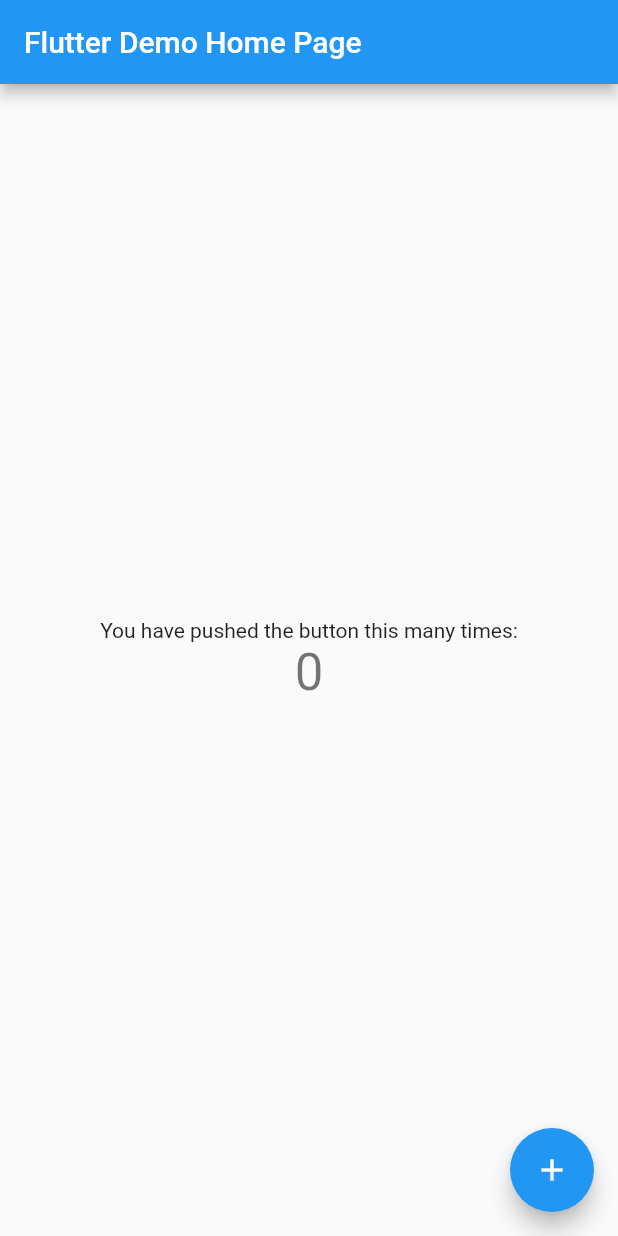
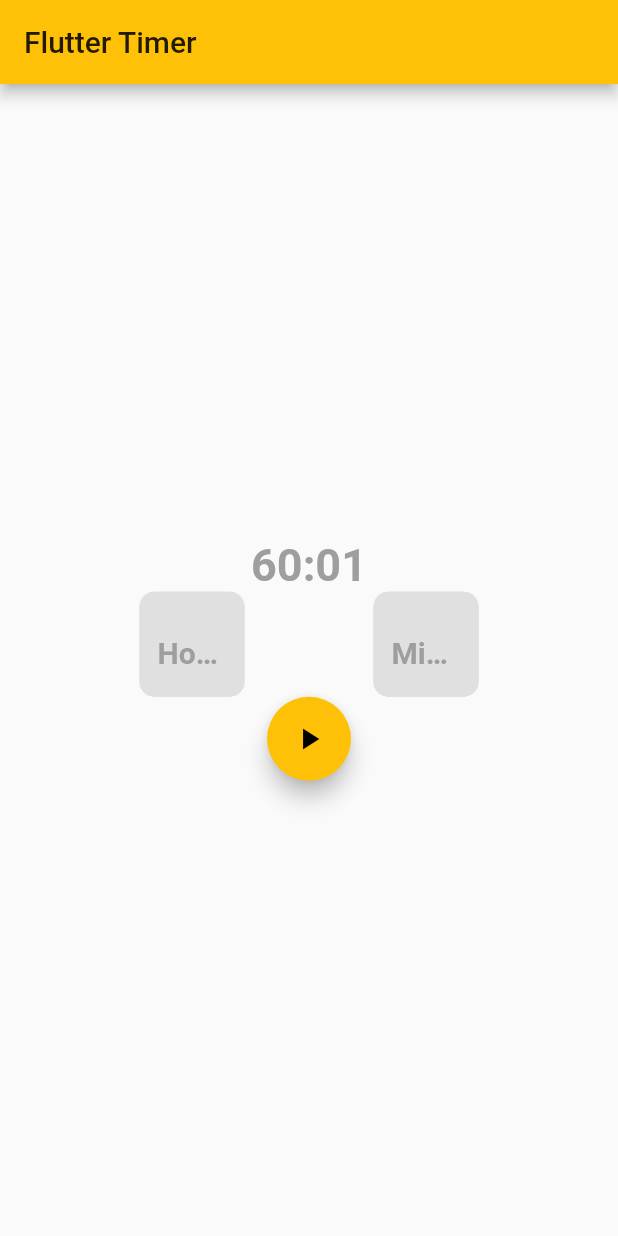
Before and after one commit to Looper101/Timer_App, a Flutter app: the screen it shows after launch, on a phone screen of 412 x 824 dp. Run offline on Flutter 3.47's test engine with Material 2 defaults, Android fonts, the phone set to English and light mode, and no system bars; our stand-ins replace bloc, equatable, flutter_bloc.

Commit message:
normal fixed counter done

```diff
--- a/lib/bloc/timer_bloc.dart
+++ b/lib/bloc/timer_bloc.dart
@@ -3,17 +3,84 @@ import 'dart:async';
 import 'package:bloc/bloc.dart';
 import 'package:equatable/equatable.dart';
 import 'package:meta/meta.dart';
+import 'package:timer/ticker.dart';
 
 part 'timer_event.dart';
 part 'timer_state.dart';
 
 class TimerBloc extends Bloc<TimerEvent, TimerState> {
-  TimerBloc() : super(TimerInitial());
+//depend on the ticker class we created to generate stream<int>
+  final Ticker _ticker;
+  static final int _duration = 60;
+
+  StreamSubscription<int> _tickerSubscription;
+
+  TimerBloc({@required Ticker ticker})
+      : assert(ticker != null),
+        _ticker = ticker,
+        super(TimerInitial(duration: _duration));
 
   @override
   Stream<TimerState> mapEventToState(
     TimerEvent event,
   ) async* {
-    // TODO: implement mapEventToState
+    if (event is TimerStarted) {
+      yield* _mapTimerStartedToState(event);
+    }
+    if (event is TimerTicked) {
+      yield* _mapTimerTickedToState(event);
+    }
+    if (event is TimerPaused) {
+      yield* _mapTimerPausedToState();
+    }
+    if (event is TimerResumed) {
+      yield* _mapTimerResumedToState();
+    }
+    if (event is TimerReset) {
+      yield* _mapTimerResetToState();
+    }
+  }
+
+  Stream<TimerState> _mapTimerStartedToState(TimerStarted start) async* {
+    yield TimerRunInProgress(duration: start.duration);
+
+    //if there was an already opened _tickerSubscription ..we need to cancel it
+    _tickerSubscription?.cancel(); //Cancel it to allocate memory
+    _tickerSubscription = _ticker
+        .tick(tick: start.duration)
+        .listen((duration) => add(TimerTicked(duration: duration)));
+  }
+
+  Stream<TimerState> _mapTimerTickedToState(TimerTicked event) async* {
+    yield event.duration > 0
+        ? TimerRunInProgress(duration: event.duration)
+        : TimerRunComplete();
+  }
+
+  Stream<TimerState> _mapTimerPausedToState() async* {
+    if (state is TimerRunInProgress) {
+      _tickerSubscription.pause();
+      yield TimerRunPause(duration: state.duration);
+    }
+  }
+
+  Stream<TimerState> _mapTimerResumedToState() async* {
+    if (state is TimerRunInProgress) {
+      _tickerSubscription.resume();
+
+      yield TimerRunInProgress(duration: state.duration);
+    }
+  }
+
+  Stream<TimerState> _mapTimerResetToState() async* {
+    _tickerSubscription.cancel();
+    yield TimerInitial(duration: _duration);
+  }
+
+//override the close method inorder to manually close the streamsubscription
+  @override
+  Future<void> close() {
+    _tickerSubscription.cancel();
+    return super.close();
   }
 }
--- a/lib/bloc/timer_event.dart
+++ b/lib/bloc/timer_event.dart
@@ -1,14 +1,20 @@
 part of 'timer_bloc.dart';
 
 @immutable
-abstract class TimerEvent extends Equatable {}
+abstract class TimerEvent extends Equatable {
+  @override
+  List<Object> get props => [];
+}
 
-//tell the bloc start counting
+//tell the TimerBloc to start counting
 class TimerStarted extends TimerEvent {
   final int duration;
   TimerStarted({this.duration});
+  // @override
+  // List<Object> get props => [duration];
+
   @override
-  List<Object> get props => [];
+  String toString() => 'TimerStarted(duration: $duration)';
 }
 
 //informs the TimerBloc that the timer should be paused
@@ -35,5 +41,8 @@ class TimerTicked extends TimerEvent {
     @required this.duration,
   });
   @override
-  List<Object> get props => [];
+  List<Object> get props => [duration];
+
+  @override
+  String toString() => 'TimerTicked(duration: $duration)';
 }
--- a/lib/bloc/timer_state.dart
+++ b/lib/bloc/timer_state.dart
@@ -6,6 +6,9 @@ abstract class TimerState extends Equatable {
   const TimerState({
     this.duration,
   });
+
+  @override
+  List<Object> get props => [duration];
 }
 
 class TimerInitial extends TimerState {
@@ -14,7 +17,10 @@ class TimerInitial extends TimerState {
     this.duration,
   });
   @override
-  List<Object> get props => [];
+  List<Object> get props => [duration];
+
+  @override
+  String toString() => 'TimerInitial(duration: $duration)';
 }
 
 class TimerRunInProgress extends TimerState {
@@ -23,7 +29,10 @@ class TimerRunInProgress extends TimerState {
     this.duration,
   });
   @override
-  List<Object> get props => [];
+  List<Object> get props => [duration];
+
+  @override
+  String toString() => 'TimerRunInProgress(duration: $duration)';
 }
 
 class TimerRunPause extends TimerState {
@@ -32,14 +41,18 @@ class TimerRunPause extends TimerState {
     this.duration,
   });
   @override
-  List<Object> get props => [];
+  List<Object> get props => [duration];
+
+  @override
+  String toString() => 'TimerRunPause(duration: $duration)';
 }
 
 class TimerRunComplete extends TimerState {
-  final int duration;
-  TimerRunComplete({
-    this.duration,
-  });
+  const TimerRunComplete() : super(duration: 0);
+
   @override
-  List<Object> get props => [];
+  List<Object> get props => [duration];
+
+  @override
+  String toString() => 'TimerRunComplete(duration: $duration)';
 }
--- a/lib/main.dart
+++ b/lib/main.dart
@@ -1,4 +1,9 @@
+import 'package:flutter/cupertino.dart';
 import 'package:flutter/material.dart';
+import 'package:flutter_bloc/flutter_bloc.dart';
+
+import 'package:timer/bloc/timer_bloc.dart';
+import 'package:timer/ticker.dart';
 
 void main() {
   runApp(MyApp());
@@ -10,56 +15,171 @@ class MyApp extends StatelessWidget {
     return MaterialApp(
       title: 'Flutter Demo',
       theme: ThemeData(
-        primarySwatch: Colors.blue,
+        primarySwatch: Colors.amber,
       ),
-      home: MyHomePage(title: 'Flutter Demo Home Page'),
+      home: BlocProvider(
+        create: (context) => TimerBloc(ticker: Ticker()),
+        child: TimerUI(),
+      ),
     );
   }
 }
 
-class MyHomePage extends StatefulWidget {
-  MyHomePage({Key key, this.title}) : super(key: key);
-
-  final String title;
-
-  @override
-  _MyHomePageState createState() => _MyHomePageState();
-}
-
-class _MyHomePageState extends State<MyHomePage> {
-  int _counter = 0;
-
-  void _incrementCounter() {
-    setState(() {
-      _counter++;
-    });
-  }
-
+class TimerUI extends StatelessWidget {
   @override
   Widget build(BuildContext context) {
     return Scaffold(
       appBar: AppBar(
-        title: Text(widget.title),
+        title: Text('Flutter Timer'),
       ),
-      body: Center(
-        child: Column(
-          mainAxisAlignment: MainAxisAlignment.center,
-          children: <Widget>[
-            Text(
-              'You have pushed the button this many times:',
+      body: Column(
+        crossAxisAlignment: CrossAxisAlignment.center,
+        mainAxisAlignment: MainAxisAlignment.center,
+        children: [
+          Center(
+            child: BlocBuilder<TimerBloc, TimerState>(
+              builder: (context, state) {
+                final String minutesStr =
+                    ((state.duration)).floor().toString().padLeft(2, '0');
+
+                final String secondsStr = (state.duration / 60 % 60)
+                    .floor()
+                    .toString()
+                    .padLeft(2, '0');
+
+                return Text(
+                  '$minutesStr:$secondsStr',
+                  style: TextStyle(
+                      fontSize: 30,
+                      fontWeight: FontWeight.bold,
+                      color: Colors.grey),
+                );
+              },
             ),
-            Text(
-              '$_counter',
-              style: Theme.of(context).textTheme.headline4,
+          ),
+          BlocBuilder<TimerBloc, TimerState>(
+            // buildWhen: (previousState, state) =>
+            //     state.runtimeType != previousState.runtimeType,
+            builder: (context, state) => Padding(
+              padding: const EdgeInsets.symmetric(horizontal: 50.0),
+              child: Actions(),
             ),
-          ],
-        ),
-      ),
-      floatingActionButton: FloatingActionButton(
-        onPressed: _incrementCounter,
-        tooltip: 'Increment',
-        child: Icon(Icons.add),
+          )
+        ],
       ),
     );
   }
 }
+
+class Actions extends StatefulWidget {
+  @override
+  _ActionsState createState() => _ActionsState();
+}
+
+class _ActionsState extends State<Actions> {
+  TextEditingController _hourController = TextEditingController();
+  TextEditingController _minuteController = TextEditingController();
+
+  @override
+  Widget build(BuildContext context) {
+    return Column(
+      children: [
+        Row(
+          mainAxisAlignment: MainAxisAlignment.spaceAround,
+          children: [
+            _buildTimeEnter(label: 'Hours', controller: _hourController),
+            _buildTimeEnter(label: 'Minute', controller: _minuteController),
+          ],
+        ),
+        Row(
+            mainAxisAlignment: MainAxisAlignment.spaceAround,
+            children: _mapStateToActionButton(
+                timerBloc: BlocProvider.of<TimerBloc>(context),
+                context: context)),
+      ],
+    );
+  }
+
+  Container _buildTimeEnter({String label, TextEditingController controller}) {
+    return Container(
+      alignment: Alignment.center,
+      height: 70,
+      width: 70,
+      decoration: BoxDecoration(
+        boxShadow: [BoxShadow(color: Colors.black12)],
+        color: Colors.grey.shade300,
+        borderRadius: BorderRadius.circular(10),
+      ),
+      child: Center(
+        child: TextField(
+          controller: controller,
+          style: TextStyle(fontWeight: FontWeight.bold, fontSize: 30),
+          maxLength: 2,
+          keyboardType: TextInputType.number,
+          decoration: InputDecoration(
+              enabledBorder: OutlineInputBorder(borderSide: BorderSide.none),
+              disabledBorder: OutlineInputBorder(borderSide: BorderSide.none),
+              counterText: '',
+              hintText: label,
+              hintStyle: TextStyle(fontSize: 20, color: Colors.grey.shade500)),
+        ),
+      ),
+    );
+  }
+
+  List<Widget> _mapStateToActionButton(
+      {TimerBloc timerBloc,
+      BuildContext context,
+      TextEditingController hourController,
+      TextEditingController minuteController}) {
+    final TimerState currentState = timerBloc.state;
+
+    if (currentState is TimerInitial) {
+      return [
+        FloatingActionButton(
+          child: Icon(Icons.play_arrow_sharp),
+          onPressed: () => timerBloc.add(TimerStarted(duration: 60)),
+        ) //add the timerstarted Event,
+      ];
+    }
+
+    if (currentState is TimerRunInProgress) {
+      return [
+        FloatingActionButton(
+            child: Icon(Icons.pause),
+            onPressed: () => timerBloc.add(TimerPaused())),
+        FloatingActionButton(
+          child: Icon(Icons.replay),
+          onPressed: () => timerBloc.add(TimerReset()),
+        )
+      ];
+    }
+    if (currentState is TimerRunPause) {
+      return [
+        FloatingActionButton(
+          child: Icon(
+            Icons.play_arrow,
+          ),
+          onPressed: () => BlocProvider.of<TimerBloc>(context)
+              .add(TimerStarted(duration: currentState.duration)),
+        ),
+        FloatingActionButton(
+          child: Icon(Icons.replay),
+          onPressed: () =>
+              BlocProvider.of<TimerBloc>(context).add(TimerReset()),
+        )
+      ];
+    }
+
+    if (currentState is TimerRunComplete) {
+      return [
+        FloatingActionButton(
+          child: Icon(Icons.play_arrow),
+          onPressed: () {},
+        )
+      ];
+    }
+
+    return [];
+  }
+}
```
